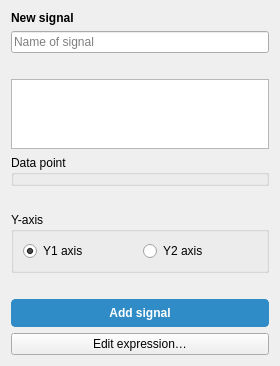
Old version of the form src/dialogs/signaleditorpanel.ui in the repository ModbusScope/ModbusScope.
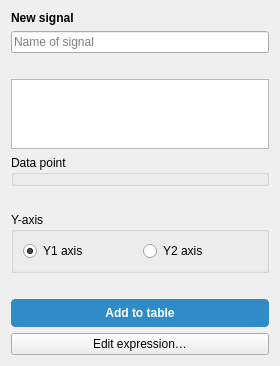
New version of the form.

Commit message:
Give the two Signals add buttons distinct labels
The button above the table now reads "Add signal" and the panel's
commit button "Add to table"; the panel heading still names the mode.

```diff
--- a/src/dialogs/signaleditorpanel.ui
+++ b/src/dialogs/signaleditorpanel.ui
@@ -135,7 +135,7 @@
 QPushButton:disabled { background-color: palette(button); color: palette(mid); border-color: palette(mid); }</string>
      </property>
      <property name="text">
-      <string>Add signal</string>
+      <string>Add to table</string>
      </property>
      <property name="autoDefault">
       <bool>false</bool>
```
The commit also changes 7 other files.
